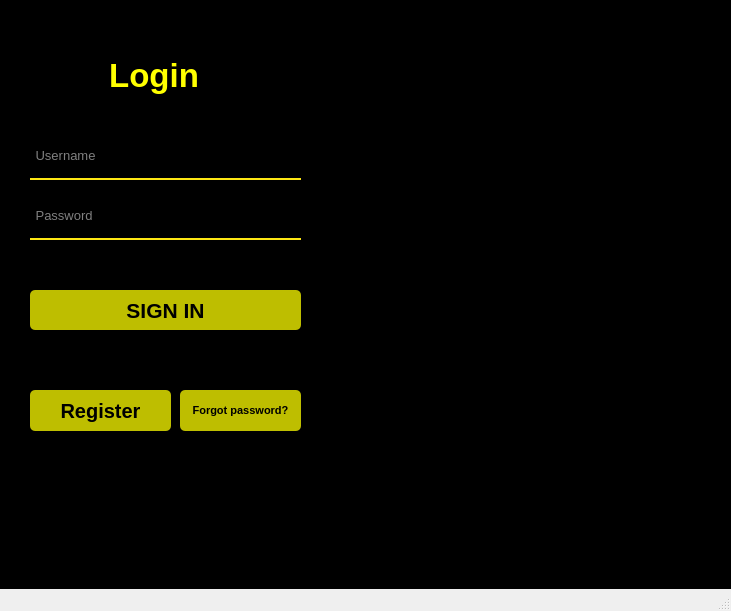
MohamadKhavaran/M2-Massenger, file untitled/mainwindow.ui: the form before one commit.
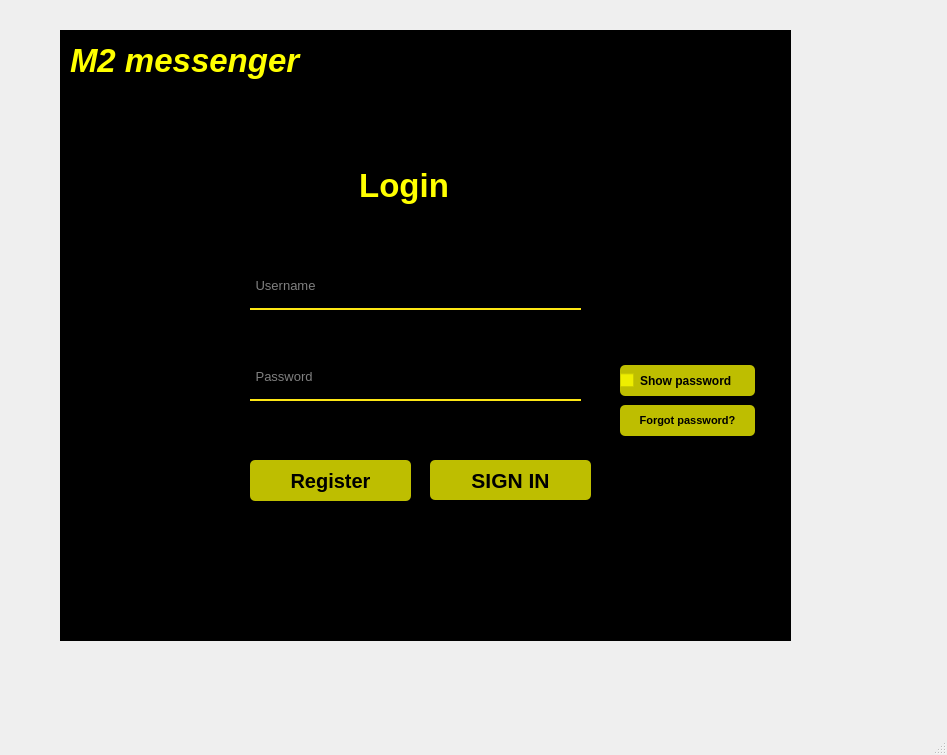
The form after the commit. Icons and pictures are not drawn.

Diff of the .ui file:
```diff
--- a/untitled/mainwindow.ui
+++ b/untitled/mainwindow.ui
@@ -6,8 +6,8 @@
    <rect>
     <x>0</x>
     <y>0</y>
-    <width>731</width>
-    <height>611</height>
+    <width>947</width>
+    <height>755</height>
    </rect>
   </property>
   <property name="windowTitle">
@@ -20,8 +20,8 @@
    <widget class="QWidget" name="widget" native="true">
     <property name="geometry">
      <rect>
-      <x>0</x>
-      <y>0</y>
+      <x>60</x>
+      <y>30</y>
       <width>731</width>
       <height>611</height>
      </rect>
@@ -32,8 +32,8 @@
     <widget class="QLabel" name="label_3">
      <property name="geometry">
       <rect>
-       <x>100</x>
-       <y>40</y>
+       <x>290</x>
+       <y>120</y>
        <width>131</width>
        <height>71</height>
       </rect>
@@ -55,9 +55,9 @@
     <widget class="QLineEdit" name="lineEdit">
      <property name="geometry">
       <rect>
-       <x>30</x>
-       <y>140</y>
-       <width>271</width>
+       <x>190</x>
+       <y>240</y>
+       <width>331</width>
        <height>40</height>
       </rect>
      </property>
@@ -80,9 +80,9 @@
     <widget class="QLineEdit" name="lineEdit_2">
      <property name="geometry">
       <rect>
-       <x>30</x>
-       <y>200</y>
-       <width>271</width>
+       <x>190</x>
+       <y>331</y>
+       <width>331</width>
        <height>40</height>
       </rect>
      </property>
@@ -108,9 +108,9 @@
     <widget class="QPushButton" name="pushButton">
      <property name="geometry">
       <rect>
-       <x>30</x>
-       <y>290</y>
-       <width>271</width>
+       <x>370</x>
+       <y>430</y>
+       <width>161</width>
        <height>40</height>
       </rect>
      </property>
@@ -145,10 +145,10 @@
     <widget class="QPushButton" name="pushButton_2">
      <property name="geometry">
       <rect>
-       <x>180</x>
-       <y>390</y>
-       <width>121</width>
-       <height>41</height>
+       <x>560</x>
+       <y>375</y>
+       <width>135</width>
+       <height>31</height>
       </rect>
      </property>
      <property name="font">
@@ -182,9 +182,9 @@
     <widget class="QPushButton" name="pushButton_3">
      <property name="geometry">
       <rect>
-       <x>30</x>
-       <y>390</y>
-       <width>141</width>
+       <x>190</x>
+       <y>430</y>
+       <width>161</width>
        <height>41</height>
       </rect>
      </property>
@@ -219,10 +219,10 @@
     <widget class="QLabel" name="label">
      <property name="geometry">
       <rect>
-       <x>340</x>
-       <y>110</y>
-       <width>311</width>
-       <height>351</height>
+       <x>550</x>
+       <y>10</y>
+       <width>151</width>
+       <height>171</height>
       </rect>
      </property>
      <property name="styleSheet">
@@ -232,6 +232,61 @@
       <string/>
      </property>
     </widget>
+    <widget class="QCheckBox" name="checkBox">
+     <property name="geometry">
+      <rect>
+       <x>560</x>
+       <y>335</y>
+       <width>135</width>
+       <height>31</height>
+      </rect>
+     </property>
+     <property name="font">
+      <font>
+       <bold>true</bold>
+      </font>
+     </property>
+     <property name="styleSheet">
+      <string notr="true">QCheckBox#checkBox{
+	background-color:rgba(255, 255, 0, 190);
+
+	color:rgba(0, 0, 0, 255);
+	border-radius:5px;
+}
+
+
+QCheckBox#checkBox:hover{
+	background-color:rgb(246, 120, 29);
+
+}</string>
+     </property>
+     <property name="text">
+      <string>Show password</string>
+     </property>
+    </widget>
+    <widget class="QLabel" name="label_2">
+     <property name="geometry">
+      <rect>
+       <x>10</x>
+       <y>0</y>
+       <width>291</width>
+       <height>61</height>
+      </rect>
+     </property>
+     <property name="font">
+      <font>
+       <pointsize>25</pointsize>
+       <italic>true</italic>
+       <bold>true</bold>
+      </font>
+     </property>
+     <property name="styleSheet">
+      <string notr="true">color:rgb(255,255,0)	;</string>
+     </property>
+     <property name="text">
+      <string>M2 messenger</string>
+     </property>
+    </widget>
    </widget>
   </widget>
   <widget class="QStatusBar" name="statusbar"/>
```
